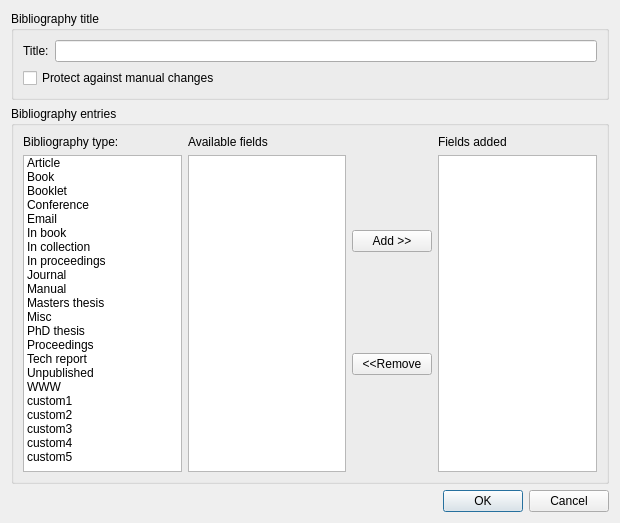
This is plugins/textshape/dialogs/InsertBibliographyDialog.ui in KDE/krita as Qt 5 draws it before an edit. The edited form follows.
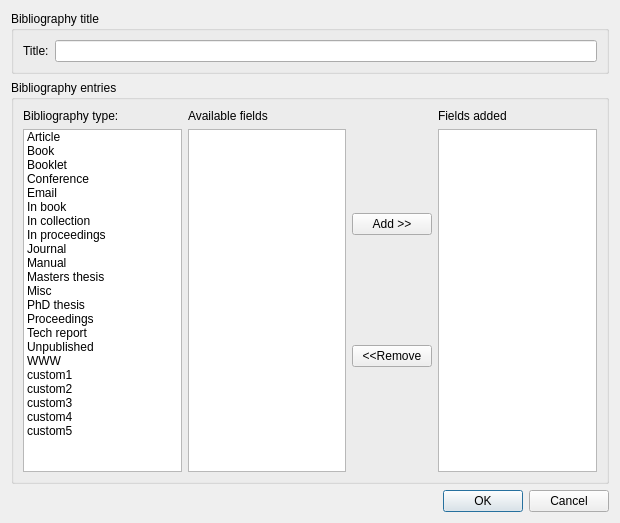
This is the edited form.

Commit message: added Bibliography configuration

The edit to the form file:
```diff
--- a/plugins/textshape/dialogs/InsertBibliographyDialog.ui
+++ b/plugins/textshape/dialogs/InsertBibliographyDialog.ui
@@ -36,13 +36,6 @@
       <item row="0" column="1">
        <widget class="QLineEdit" name="title"/>
       </item>
-      <item row="1" column="0" colspan="2">
-       <widget class="QCheckBox" name="protect">
-        <property name="text">
-         <string>Protect against manual changes</string>
-        </property>
-       </widget>
-      </item>
      </layout>
     </widget>
    </item>
```
The commit also changes 14 other files.
